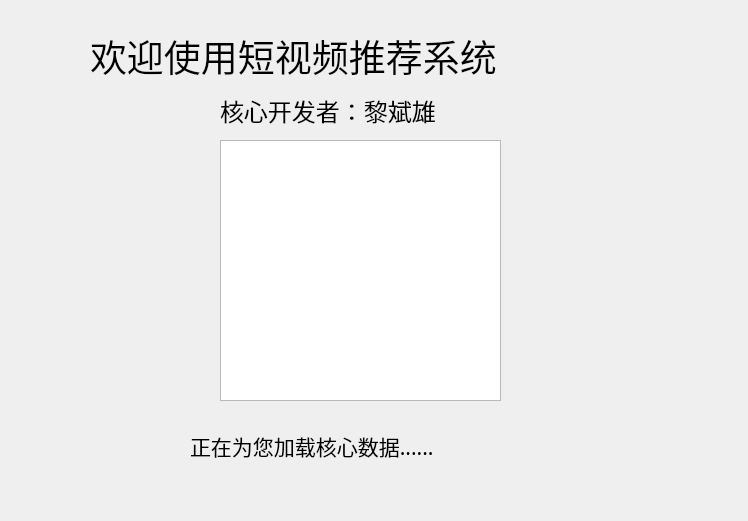
The window that UI/welcome.ui (ChromaticVizier/MainWnd.py) describes before a commit, drawn with Qt 5.
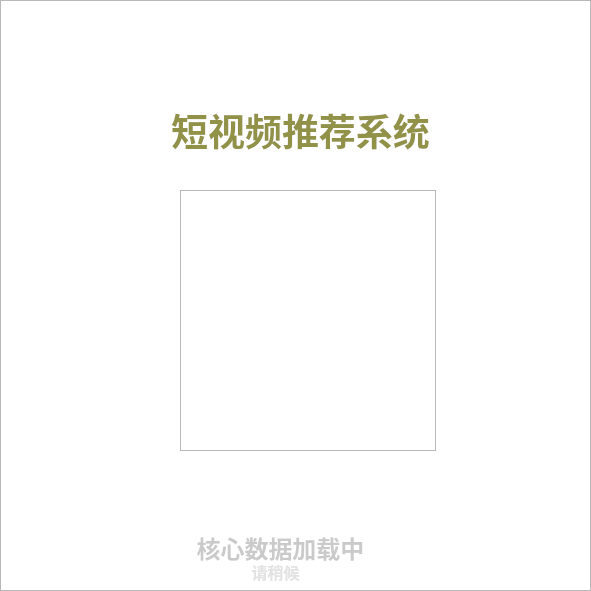
The same window after the commit. Icons and pictures are not drawn.

```diff
--- a/UI/welcome.ui
+++ b/UI/welcome.ui
@@ -6,80 +6,161 @@
    <rect>
     <x>0</x>
     <y>0</y>
-    <width>748</width>
-    <height>521</height>
+    <width>591</width>
+    <height>591</height>
    </rect>
   </property>
   <property name="windowTitle">
    <string>欢迎页</string>
   </property>
+  <widget class="QLabel" name="Comment">
+   <property name="geometry">
+    <rect>
+     <x>70</x>
+     <y>530</y>
+     <width>421</width>
+     <height>31</height>
+    </rect>
+   </property>
+   <property name="font">
+    <font>
+     <family>宋体</family>
+    </font>
+   </property>
+   <property name="whatsThis">
+    <string>&lt;html&gt;&lt;head/&gt;&lt;body&gt;&lt;p&gt;&lt;span style=&quot; font-weight:600;&quot;&gt;q&lt;/span&gt;&lt;/p&gt;&lt;/body&gt;&lt;/html&gt;</string>
+   </property>
+   <property name="text">
+    <string>&lt;!DOCTYPE HTML PUBLIC &quot;-//W3C//DTD HTML 4.0//EN&quot; &quot;http://www.w3.org/TR/REC-html40/strict.dtd&quot;&gt;
+&lt;html&gt;&lt;head&gt;&lt;meta name=&quot;qrichtext&quot; content=&quot;1&quot; /&gt;&lt;style type=&quot;text/css&quot;&gt;
+p, li { white-space: pre-wrap; }
+&lt;/style&gt;&lt;/head&gt;&lt;body style=&quot; font-family:'宋体'; font-size:9pt; font-weight:400; font-style:normal;&quot;&gt;
+&lt;p align=&quot;center&quot; style=&quot; margin-top:12px; margin-bottom:12px; margin-left:0px; margin-right:0px; -qt-block-indent:0; text-indent:0px;&quot;&gt;&lt;span style=&quot; font-size:18pt; font-weight:600; color:#cacaca;&quot;&gt;核心数据加载中&lt;/span&gt;&lt;/p&gt;&lt;/body&gt;&lt;/html&gt;</string>
+   </property>
+  </widget>
+  <widget class="QWidget" name="horizontalLayoutWidget">
+   <property name="geometry">
+    <rect>
+     <x>10</x>
+     <y>90</y>
+     <width>581</width>
+     <height>80</height>
+    </rect>
+   </property>
+   <layout class="QHBoxLayout" name="horizontalLayout">
+    <item>
+     <spacer name="horizontalSpacer_2">
+      <property name="maximumSize">
+       <size>
+        <width>43</width>
+        <height>16777215</height>
+       </size>
+      </property>
+      <property name="orientation">
+       <enum>Qt::Horizontal</enum>
+      </property>
+      <property name="sizeHint" stdset="0">
+       <size>
+        <width>40</width>
+        <height>40</height>
+       </size>
+      </property>
+     </spacer>
+    </item>
+    <item>
+     <widget class="QLabel" name="Title">
+      <property name="maximumSize">
+       <size>
+        <width>441</width>
+        <height>16777215</height>
+       </size>
+      </property>
+      <property name="font">
+       <font>
+        <family>黑体</family>
+        <pointsize>28</pointsize>
+       </font>
+      </property>
+      <property name="text">
+       <string>&lt;!DOCTYPE HTML PUBLIC &quot;-//W3C//DTD HTML 4.0//EN&quot; &quot;http://www.w3.org/TR/REC-html40/strict.dtd&quot;&gt;
+&lt;html&gt;&lt;head&gt;&lt;meta name=&quot;qrichtext&quot; content=&quot;1&quot; /&gt;&lt;style type=&quot;text/css&quot;&gt;
+p, li { white-space: pre-wrap; }
+&lt;/style&gt;&lt;/head&gt;&lt;body style=&quot; font-family:'黑体'; font-size:28pt; font-weight:400; font-style:normal;&quot;&gt;
+&lt;p align=&quot;center&quot; style=&quot; margin-top:0px; margin-bottom:0px; margin-left:0px; margin-right:0px; -qt-block-indent:0; text-indent:0px;&quot;&gt;&lt;span style=&quot; font-weight:600; color:#919148;&quot;&gt;短视频推荐系统&lt;/span&gt;&lt;/p&gt;&lt;/body&gt;&lt;/html&gt;</string>
+      </property>
+     </widget>
+    </item>
+    <item>
+     <spacer name="horizontalSpacer">
+      <property name="maximumSize">
+       <size>
+        <width>81</width>
+        <height>16777215</height>
+       </size>
+      </property>
+      <property name="orientation">
+       <enum>Qt::Horizontal</enum>
+      </property>
+      <property name="sizeHint" stdset="0">
+       <size>
+        <width>78</width>
+        <height>40</height>
+       </size>
+      </property>
+     </spacer>
+    </item>
+   </layout>
+  </widget>
   <widget class="QGraphicsView" name="graphicsView">
    <property name="geometry">
     <rect>
-     <x>220</x>
-     <y>140</y>
-     <width>281</width>
-     <height>261</height>
+     <x>0</x>
+     <y>0</y>
+     <width>591</width>
+     <height>591</height>
     </rect>
    </property>
+   <property name="font">
+    <font>
+     <family>宋体</family>
+     <pointsize>12</pointsize>
+    </font>
+   </property>
+   <property name="styleSheet">
+    <string notr="true">border-image: url(:/imagees/background3.png);</string>
+   </property>
   </widget>
   <widget class="QLabel" name="label">
    <property name="geometry">
     <rect>
-     <x>90</x>
-     <y>30</y>
-     <width>581</width>
-     <height>51</height>
+     <x>240</x>
+     <y>560</y>
+     <width>71</width>
+     <height>21</height>
     </rect>
    </property>
-   <property name="font">
-    <font>
-     <family>隶书</family>
-     <pointsize>28</pointsize>
-    </font>
-   </property>
    <property name="text">
-    <string>欢迎使用短视频推荐系统</string>
+    <string>&lt;html&gt;&lt;head/&gt;&lt;body&gt;&lt;p align=&quot;center&quot;&gt;&lt;span style=&quot; font-size:12pt; font-weight:600; color:#e3e3e3;&quot;&gt;请稍候&lt;/span&gt;&lt;/p&gt;&lt;/body&gt;&lt;/html&gt;</string>
    </property>
   </widget>
-  <widget class="QLabel" name="label_2">
+  <widget class="QGraphicsView" name="graphicsView_2">
    <property name="geometry">
     <rect>
-     <x>220</x>
-     <y>80</y>
-     <width>331</width>
-     <height>61</height>
+     <x>180</x>
+     <y>190</y>
+     <width>256</width>
+     <height>261</height>
     </rect>
    </property>
-   <property name="font">
-    <font>
-     <family>方正舒体</family>
-     <pointsize>18</pointsize>
-    </font>
+   <property name="styleSheet">
+    <string notr="true">border-image: url(:/imagees/pic1.png);</string>
    </property>
-   <property name="text">
-    <string>核心开发者：黎斌雄</string>
-   </property>
   </widget>
-  <widget class="QLabel" name="label_3">
-   <property name="geometry">
-    <rect>
-     <x>190</x>
-     <y>430</y>
-     <width>391</width>
-     <height>31</height>
-    </rect>
-   </property>
-   <property name="font">
-    <font>
-     <family>隶书</family>
-     <pointsize>16</pointsize>
-    </font>
-   </property>
-   <property name="text">
-    <string>正在为您加载核心数据......</string>
-   </property>
-  </widget>
+  <zorder>graphicsView</zorder>
+  <zorder>Comment</zorder>
+  <zorder>horizontalLayoutWidget</zorder>
+  <zorder>label</zorder>
+  <zorder>graphicsView_2</zorder>
  </widget>
  <resources/>
  <connections/>
```
Left out of the diff: 4 changed lines with no effect on the pictures.
